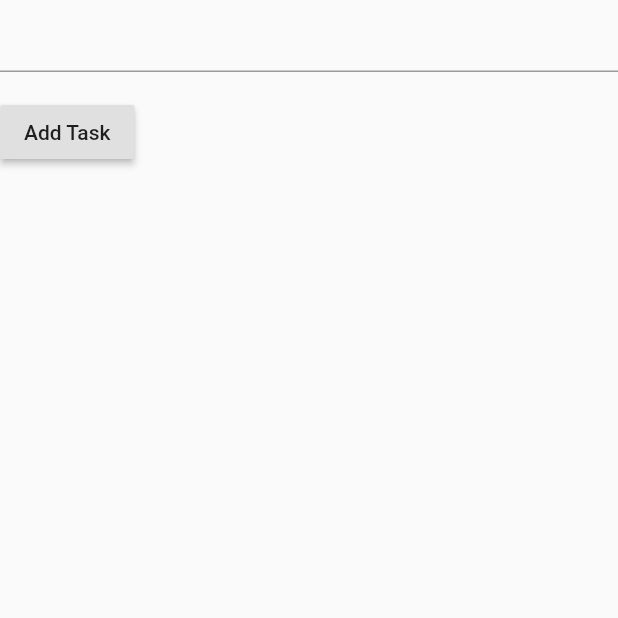
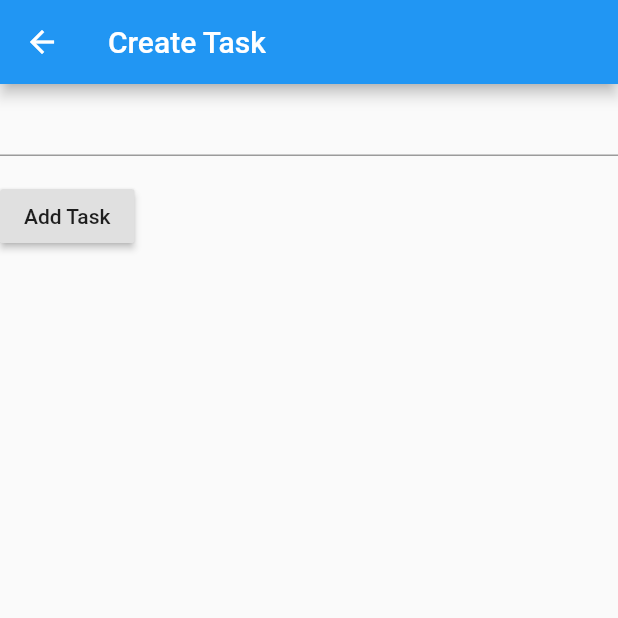
Before and after one commit to imvsharma/flutter-todo-app, a Flutter app: the screen it shows after launch, after a tap on "Add task", on a phone screen of 412 x 824 dp, the top half of it. Run offline on Flutter 3.47's test engine with Material 2 defaults, Android fonts, the phone set to English and light mode, and no system bars.

Commit message:
create add task route and screen

```diff
--- a/lib/routes.dart
+++ b/lib/routes.dart
@@ -1,8 +1,8 @@
 // import 'package:flutter/material.dart';
 import './screens/home.dart';
-import './widgets/createTask.dart';
+import './screens/addtask.dart';
 
 final routes = {
     '/':(context) => HomeScreen(),
-    '/addnewtask': (context) => CreateTaskForm()
+    '/addnewtask': (context) => CreateTaskScreen()
 };
--- a/lib/screens/addtask.dart
+++ b/lib/screens/addtask.dart
@@ -0,0 +1,21 @@
+import 'package:flutter/material.dart';
+import '../widgets/createTask.dart';
+
+class CreateTaskScreen extends StatefulWidget {
+  @override
+  CreateTaskScreenState createState() {
+    return CreateTaskScreenState();
+  }
+}
+
+class CreateTaskScreenState extends State<CreateTaskScreen> {
+  @override
+  Widget build(BuildContext context) {
+    return Scaffold(
+      appBar: AppBar(
+        title: Text('Create Task', style: TextStyle(fontSize: 20))
+      ),
+      body: CreateTaskForm(),
+    );
+  }
+}
```
